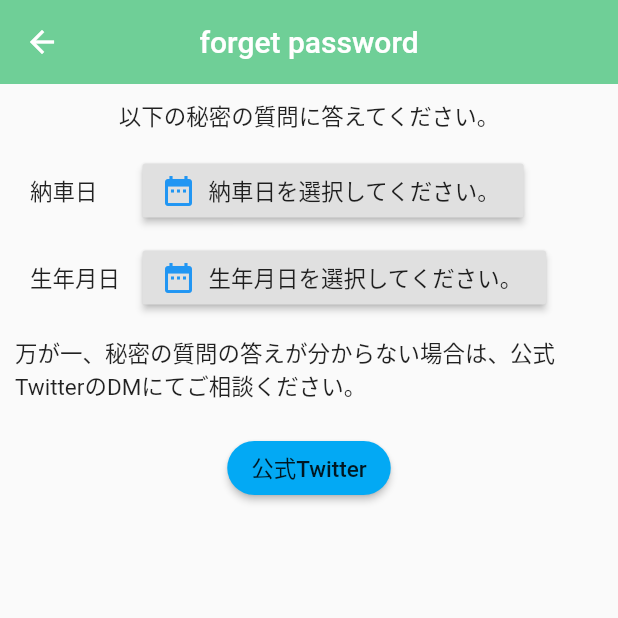
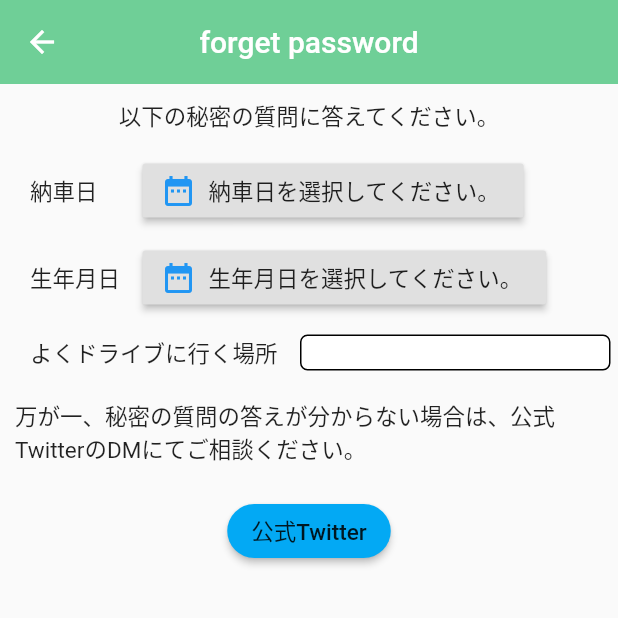
Before and after one commit to Nkoyama/CarOwnerConnect, a Flutter app: the ForgetPassword screen opened directly, on a phone screen of 412 x 824 dp, the top half of it. Run offline on Flutter 3.47's test engine with Material 2 defaults, Android fonts, the phone set to English and light mode, and no system bars.

Commit message:
forget password画面　秘密の質問：よくドライブに行く場所

```diff
--- a/car_owner_connect/lib/pages/forgetPassword.dart
+++ b/car_owner_connect/lib/pages/forgetPassword.dart
@@ -152,6 +152,46 @@ class SecretQuestionState extends State<SecretQuestion> {
                 ),
               ),
             ],
+          ),
+
+          // よくドライブに行く場所
+          Row(
+            children: <Widget> [
+              Container(
+                padding: EdgeInsets.only(left:20.0, right: 10.0, top:10.0, bottom:10.0),
+                child: Text(
+                    "よくドライブに行く場所"
+                ),
+              ),
+              Expanded(child: Container(
+                padding: EdgeInsets.only(left: 5.0, right: 5.0, top: 3.0, bottom: 3.0),
+                child: TextField(
+                  decoration: InputDecoration(
+                    //Focusしていないとき
+                    enabledBorder: new OutlineInputBorder(
+                      borderRadius: new BorderRadius.circular(5.0),
+                      borderSide: BorderSide(
+                        color: Colors.black,
+                      ),
+                    ),
+                    //Focusしているとき
+                    focusedBorder: OutlineInputBorder(
+                      borderRadius: new BorderRadius.circular(5.0),
+                      borderSide: BorderSide(
+                        color: Colors.black,
+                        width: 2.0,
+                      ),
+                    ),
+                    filled: true,
+                    fillColor: Colors.white,
+                  ),
+                  style: TextStyle(
+                      fontSize: 15.0
+                  ),
+                ),
+                height: 30.0,
+              ),),
+            ],
           )
         ]
       )
```
